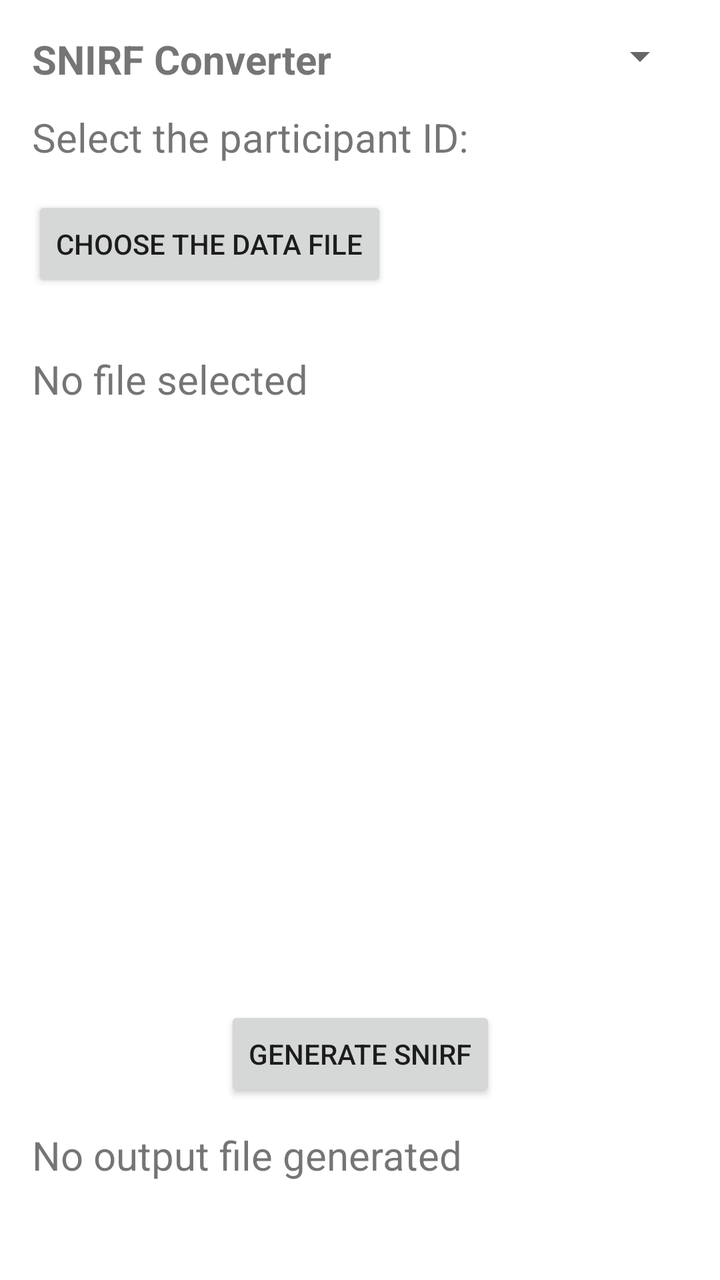
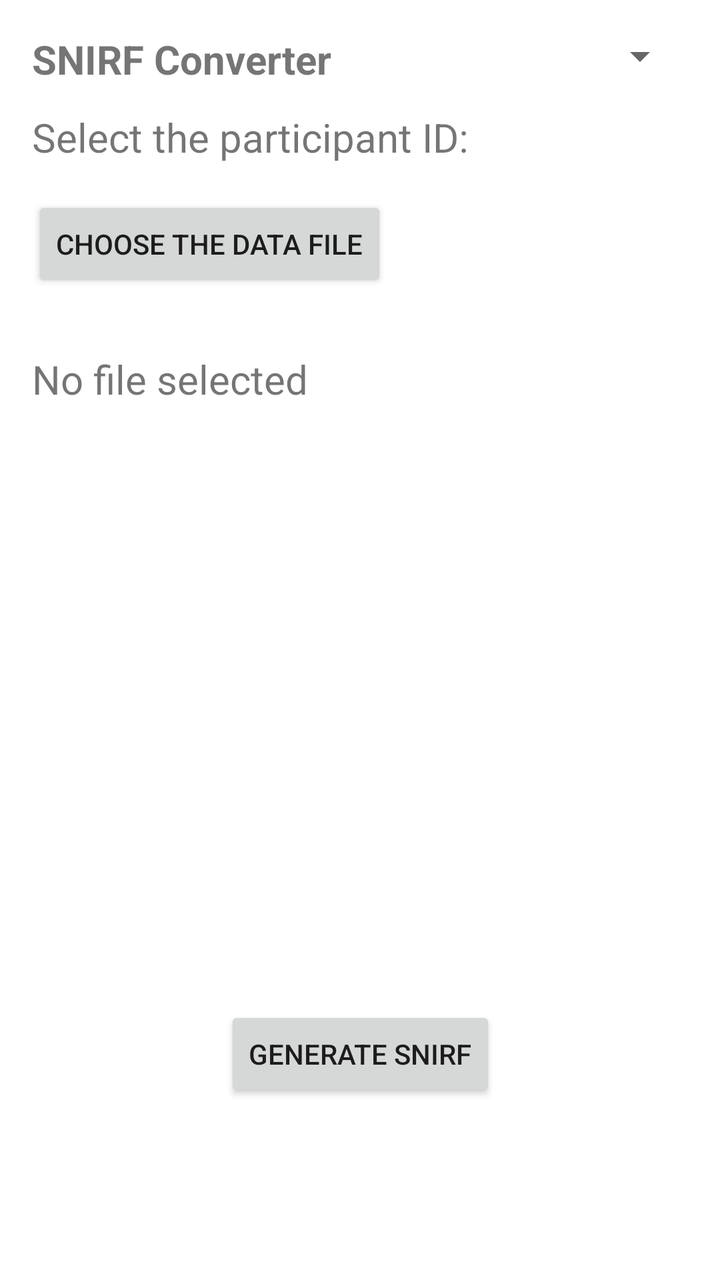

The first picture is an Android layout as it rendered before a commit; the second is the same layout after the commit. The layout source and the unified diff follow.
<!-- AndroidManifest.xml: application theme Theme.NIRDuino_Android_App_v2 -->
<!-- res/layout/activity_snirf_converter.xml -->
<?xml version="1.0" encoding="utf-8"?>
<androidx.constraintlayout.widget.ConstraintLayout xmlns:android="http://schemas.android.com/apk/res/android"
    xmlns:app="http://schemas.android.com/apk/res-auto"
    xmlns:tools="http://schemas.android.com/tools"
    android:layout_width="match_parent"
    android:layout_height="match_parent"
    android:padding="16dp">

    
    <TextView
        android:id="@+id/text_title"
        android:layout_width="0dp"
        android:layout_height="wrap_content"
        android:text="SNIRF Converter"
        android:textSize="20sp"
        android:textStyle="bold"
        android:textAlignment="center"
        app:layout_constraintStart_toStartOf="parent"
        app:layout_constraintEnd_toEndOf="parent"
        app:layout_constraintTop_toTopOf="parent" />


    
    <TextView
        android:id="@+id/label_participant"
        android:layout_width="wrap_content"
        android:layout_height="wrap_content"
        android:text="Select the participant ID:"
        app:layout_constraintStart_toStartOf="parent"
        app:layout_constraintTop_toBottomOf="@id/text_title"
        android:layout_marginTop="12dp"
        android:textSize="@dimen/font_size_header2" />

    <Spinner
        android:id="@+id/spinner_participant"
        android:layout_width="0dp"
        android:layout_height="wrap_content"
        app:layout_constraintStart_toEndOf="@id/label_participant"
        app:layout_constraintEnd_toEndOf="parent"
        app:layout_constraintBaseline_toBaselineOf="@id/label_participant"
        android:textSize="@dimen/font_size_header2"/>

    
    <Button
        android:id="@+id/button_pick_json"
        android:layout_width="wrap_content"
        android:layout_height="wrap_content"
        android:text="Choose the data file"
        app:layout_constraintStart_toStartOf="parent"
        app:layout_constraintTop_toBottomOf="@id/label_participant"
        android:layout_marginTop="16dp" />

    <TextView
        android:id="@+id/text_json_name"
        android:layout_width="match_parent"
        android:layout_height="wrap_content"
        android:ellipsize="end"
        android:maxLines="1"
        android:text="No file selected"
        android:textSize="@dimen/font_size_header2"
        app:layout_constraintTop_toBottomOf="@id/button_pick_json"
        app:layout_constraintStart_toStartOf="parent"
        android:layout_marginTop="30dp"
        tools:layout_editor_absoluteX="16dp" />

    <TextView
        android:id="@+id/fileQaTextView"
        android:layout_width="match_parent"
        android:layout_height="wrap_content"
        android:scrollbars="vertical"
        android:ellipsize="none"
        android:singleLine="false"
        android:maxLines="10"
        android:scrollHorizontally="false"
        android:textSize="@dimen/font_size_header3"
        app:layout_constraintTop_toBottomOf="@id/text_json_name"
        app:layout_constraintStart_toStartOf="parent"
        android:layout_marginTop="20dp"/>

    

    <Button
        android:id="@+id/button_generate_snirf"
        android:layout_width="wrap_content"
        android:layout_height="wrap_content"
        android:text="Generate SNIRF"
        app:layout_constraintStart_toStartOf="parent"
        app:layout_constraintEnd_toEndOf="parent"
        app:layout_constraintBottom_toBottomOf="@id/outputTextView"
        android:layout_marginBottom="40dp" />

    <TextView
        android:id="@+id/outputTextView"
        android:layout_width="match_parent"
        android:layout_height="wrap_content"
        app:layout_constraintTop_toBottomOf="@id/button_generate_snirf"
        app:layout_constraintBottom_toBottomOf="parent"
        android:text="No output file generated"
        android:textSize="@dimen/font_size_header2"
        android:layout_marginBottom="20dp"/>

</androidx.constraintlayout.widget.ConstraintLayout>
<!-- resources referenced by this layout -->
<resources>
  <dimen name="font_size_header2">20sp</dimen>
  <dimen name="font_size_header3">18sp</dimen>
  <style name="Theme.NIRDuino_Android_App_v2" parent="Theme.MaterialComponents.Light.NoActionBar">
          
          <item name="colorPrimary">#1976D2</item>
          <item name="colorPrimaryVariant">#1976D2</item> 
          <item name="colorOnPrimary">#FFFFFF</item>
          <item name="colorSecondary">#D81B60</item>
          <item name="colorSecondaryVariant">#C2185B</item> 
          <item name="colorOnSecondary">#FFFFFF</item>
      </style>
</resources>

<!-- the commit's change to res/layout/activity_snirf_converter.xml (unified diff, before → after) -->
@@ -95,7 +95,7 @@
         android:layout_height="wrap_content"
         app:layout_constraintTop_toBottomOf="@id/button_generate_snirf"
         app:layout_constraintBottom_toBottomOf="parent"
-        android:text="No output file generated"
+        android:text=""
         android:textSize="@dimen/font_size_header2"
         android:layout_marginBottom="20dp"/>
 
